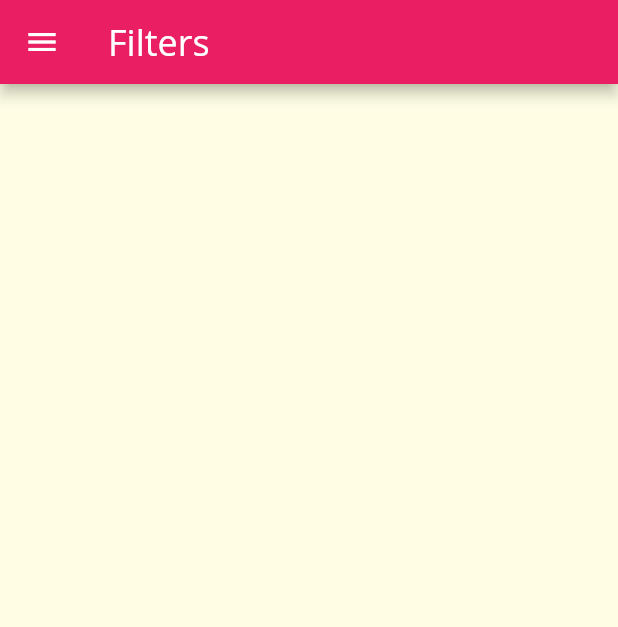
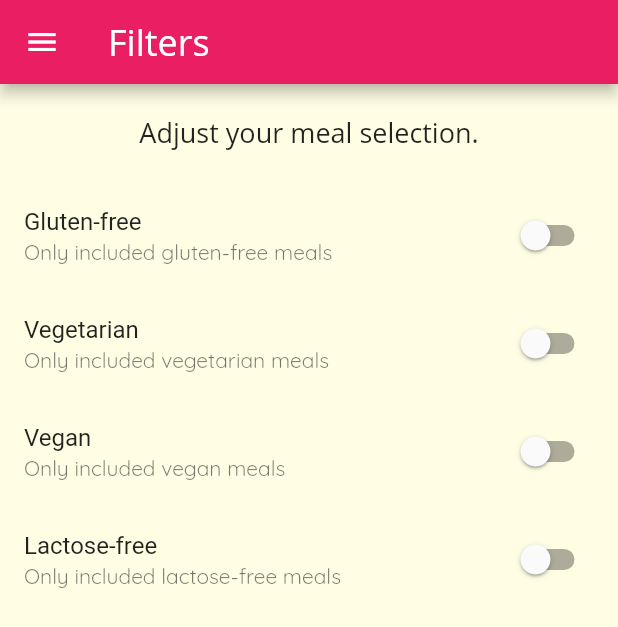
Before and after one commit to boilinux/flutter-meals, a Flutter app: the DisplayFilters screen opened by its route, on a phone screen of 412 x 824 dp. Shown: the top 627 px of the screen. Run offline on Flutter 3.47's test engine with Material 2 defaults, Android fonts, the light colour scheme and no system bars.

Commit message:
Add filters.

```diff
--- a/lib/widgets/screen/display/display_filters.dart
+++ b/lib/widgets/screen/display/display_filters.dart
@@ -1,8 +1,41 @@
 import 'package:flutter/material.dart';
 import './drawer/main_drawer.dart';
 
-class DisplayFilters extends StatelessWidget {
+class DisplayFilters extends StatefulWidget {
   static const routeName = '/filters';
+
+  @override
+  _DisplayFiltersState createState() => _DisplayFiltersState();
+}
+
+class _DisplayFiltersState extends State<DisplayFilters> {
+  List filters = [
+    {
+      'Gluten-free': false,
+      'Vegetarian': false,
+      'Vegan': false,
+      'Lactose-free': false,
+    }
+  ];
+
+  Widget _buildSwitchListTile(String title, String subtitle, var val) {
+    // bool value = filters[title] as bool;
+    return SwitchListTile(
+      title: Text(title),
+      subtitle: Text(subtitle),
+      onChanged: (e) {
+        setState(() {
+          if (filters[0][title] == true) {
+            filters[0][title] = false;
+          } else {
+            filters[0][title] = true;
+          }
+        });
+      },
+      value: (filters[0][title] as bool),
+    );
+  }
+
   @override
   Widget build(BuildContext context) {
     return Scaffold(
@@ -10,26 +43,37 @@ class DisplayFilters extends StatelessWidget {
         title: Text('Filters'),
       ),
       drawer: MainDrawer(),
-      body: null,
-      // bottomNavigationBar: BottomNavigationBar(
-      //     onTap: _selectPage,
-      //     backgroundColor: Theme.of(context).primaryColor,
-      //     unselectedItemColor: Theme.of(context).accentColor,
-      //     selectedItemColor: Colors.white,
-      //     currentIndex: _selectedPageIndex,
-      //     // type: BottomNavigationBarType.shifting,
-      //     items: [
-      //       BottomNavigationBarItem(
-      //         backgroundColor: Theme.of(context).primaryColor,
-      //         icon: Icon(Icons.category),
-      //         label: 'Categories',
-      //       ),
-      //       BottomNavigationBarItem(
-      //         backgroundColor: Theme.of(context).primaryColor,
-      //         icon: Icon(Icons.star),
-      //         label: 'Favorites',
-      //       ),
-      //     ]),
+      body: Column(
+        children: [
+          Container(
+            padding: EdgeInsets.all(20),
+            child: Text(
+              'Adjust your meal selection.',
+              style: Theme.of(context).textTheme.headline6,
+            ),
+          ),
+          Expanded(
+            child: ListView(
+              children: [
+                _buildSwitchListTile(
+                    'Gluten-free',
+                    'Only included gluten-free meals',
+                    filters.map((e) => e == 'Gluten-free')),
+                _buildSwitchListTile(
+                    'Vegetarian',
+                    'Only included vegetarian meals',
+                    filters.map((e) => e == 'Vegetarian')),
+                _buildSwitchListTile('Vegan', 'Only included vegan meals',
+                    filters.map((e) => e == 'Vegan')),
+                _buildSwitchListTile(
+                    'Lactose-free',
+                    'Only included lactose-free meals',
+                    filters.map((e) => e == 'Lactose-free')),
+              ],
+            ),
+          ),
+        ],
+      ),
     );
   }
 }
```
